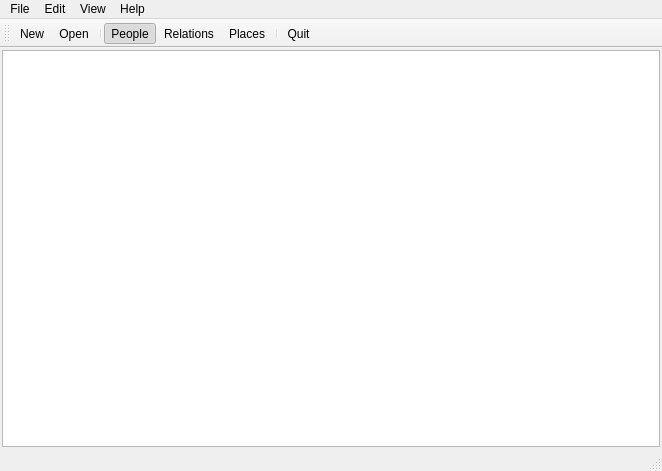
Above: mainwindow.ui from caybro/pedikree before the change. Below: the same form after it.
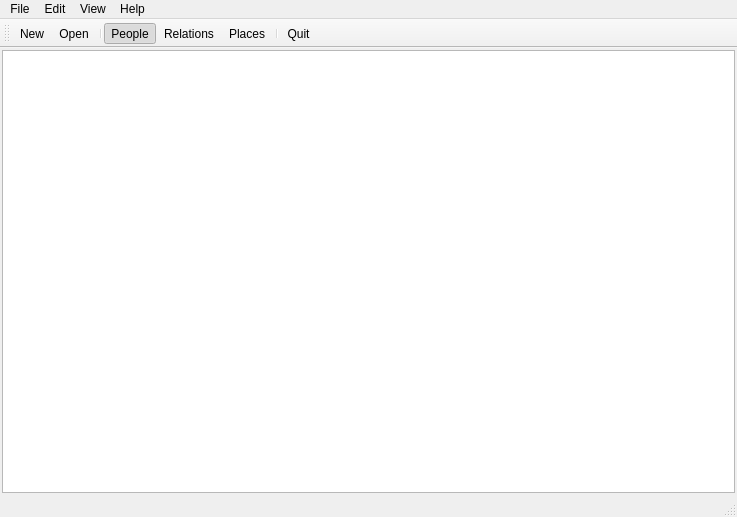
That is the form after the change. Icons and pictures are not drawn.

Diff of the .ui file:
```diff
--- a/mainwindow.ui
+++ b/mainwindow.ui
@@ -6,8 +6,8 @@
    <rect>
     <x>0</x>
     <y>0</y>
-    <width>662</width>
-    <height>471</height>
+    <width>737</width>
+    <height>517</height>
    </rect>
   </property>
   <widget class="QWidget" name="centralWidget">
@@ -76,7 +76,7 @@
     <rect>
      <x>0</x>
      <y>0</y>
-     <width>662</width>
+     <width>737</width>
      <height>23</height>
     </rect>
    </property>
```
Left out of the diff: 18 changed lines with no effect on the pictures.
